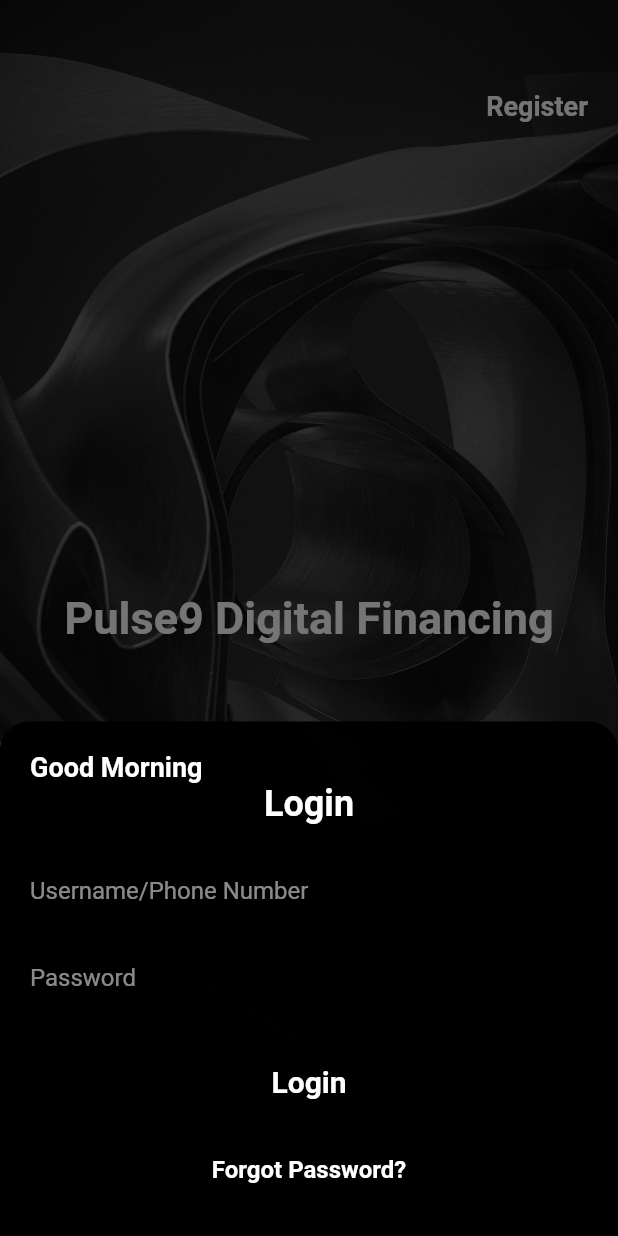
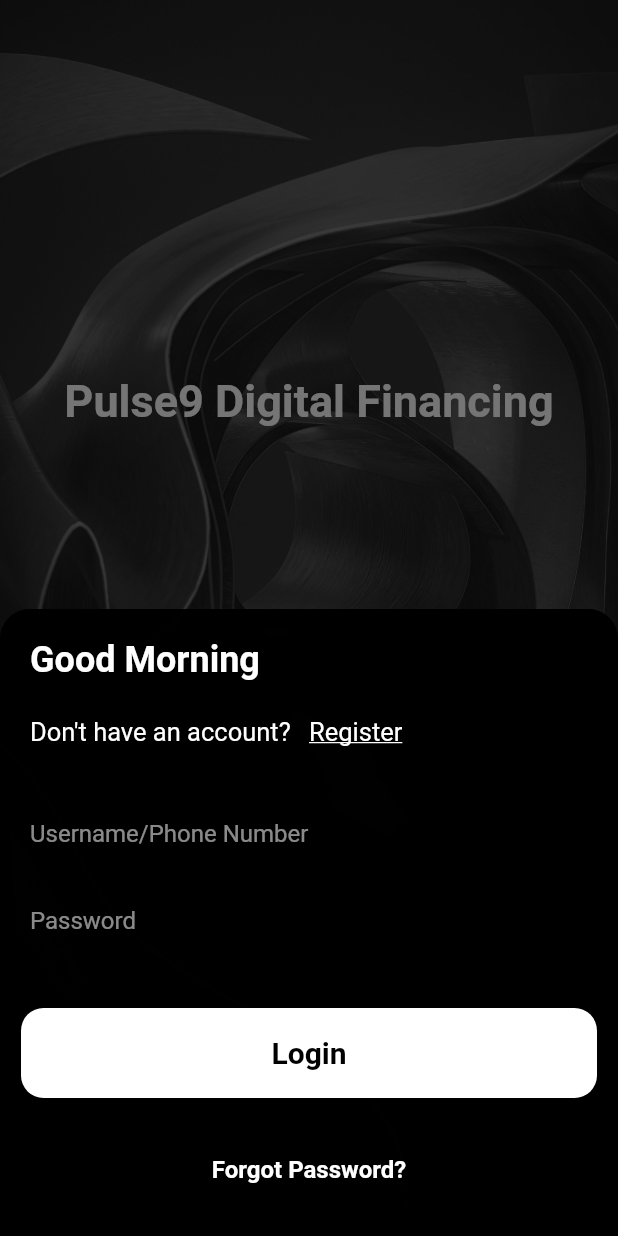
Before and after one commit to munimshahriar1/financial-app, a Flutter app: the screen it shows after launch, on a phone screen of 412 x 824 dp. Run offline on Flutter 3.47's test engine with Material 2 defaults, Android fonts, the phone set to English and light mode, and no system bars; our stand-ins replace charts_flutter.

Commit message:
update: redesigned login page

```diff
--- a/lib/main.dart
+++ b/lib/main.dart
@@ -1,6 +1,5 @@
 import 'package:flutter/material.dart';
-
-import './views/auth/authentication.dart';
+import 'package:s8_finapp/views/splashscreen/splashscreen.dart';
 
 void main() {
   runApp(const MyApp());
@@ -17,7 +16,7 @@
       theme: ThemeData(
         primarySwatch: Colors.blue,
       ),
-      home: const LoginPage(),
+      home: const SplashScreen(),
     );
   }
 }
--- a/lib/views/auth/authentication.dart
+++ b/lib/views/auth/authentication.dart
@@ -1,6 +1,5 @@
 import 'package:flutter/material.dart';
 import './login_view.dart';
-import './register_view.dart';
 import '../homepage/homepage.dart';
 
 class LoginPage extends StatefulWidget {
@@ -44,6 +43,8 @@
             onTap: () {
               _showLoginModal(context);
             },
+            child: Opacity(
+              opacity: 0.95,
               child: Container(
                 decoration: const BoxDecoration(
                   image: DecorationImage(
@@ -54,58 +55,12 @@
                 ),
               ),
             ),
-          Positioned(
-            top: 0,
-            right: 0,
-            child: GestureDetector(
-              onTap: () {
-                _showRegisterModal(context);
-              },
+          ),
+          const Align(
+            alignment: Alignment.topCenter,
             child: Padding(
-                padding:
-                    const EdgeInsets.fromLTRB(0, 40, 0, 0),
-                child: Ink(
-                  decoration: BoxDecoration(
-                    borderRadius: BorderRadius.circular(10),
-                  ),
-                  child: InkResponse(
-                    onTap: () {
-                      _showRegisterModal(context);
-                    },
-                    splashColor:
-                        Colors.white.withOpacity(0.5),
-                    child: const Padding(
-                      padding: EdgeInsets.symmetric(
-                        horizontal: 20,
-                        vertical: 20,
-                      ),
+              padding: EdgeInsets.fromLTRB(0, 250, 0, 0),
               child: Text(
-                        "Register",
-                        style: TextStyle(
-                          color: Colors.white,
-                          fontSize: 18,
-                          fontWeight: FontWeight.bold,
-                        ),
-                      ),
-                    ),
-                  ),
-                ),
-              ),
-            ),
-          ),
-          Center(
-            child: ElevatedButton(
-              onPressed: () {
-                _showLoginModal(context);
-              },
-              style: ElevatedButton.styleFrom(
-                backgroundColor: Colors.transparent,
-                elevation: 0,
-                shape: RoundedRectangleBorder(
-                  borderRadius: BorderRadius.circular(10),
-                ),
-              ),
-              child: const Text(
                 "Pulse9 Digital Financing",
                 style: TextStyle(
                   color: Colors.white,
@@ -123,6 +78,7 @@
   void _showLoginModal(BuildContext context) {
     showModalBottomSheet(
       context: context,
+      isDismissible: false,
       isScrollControlled: true,
       backgroundColor: Colors.black87,
       shape: const RoundedRectangleBorder(
@@ -142,30 +98,4 @@
       },
     );
   }
-
-  void _showRegisterModal(BuildContext context) {
-    showModalBottomSheet(
-      context: context,
-      isScrollControlled: true,
-      backgroundColor: Colors.black87,
-      shape: const RoundedRectangleBorder(
-        borderRadius: BorderRadius.only(
-          topLeft: Radius.circular(20),
-          topRight: Radius.circular(20),
-        ),
-      ),
-      builder: (BuildContext context) {
-        return RegisterModal(
-          usernameController: _usernameController,
-          phoneNumberController: TextEditingController(),
-          passwordController: _passwordController,
-          confirmPasswordController:
-              TextEditingController(),
-          onRegisterPressed: () {
-            // TODO: Implement register logic
-          },
-        );
-      },
-    );
 }
-}
--- a/lib/views/auth/login_view.dart
+++ b/lib/views/auth/login_view.dart
@@ -1,10 +1,40 @@
 import 'package:flutter/material.dart';
+import 'package:s8_finapp/views/auth/register_view.dart';
+import 'package:s8_finapp/views/widgets/buttons/expanded_button.dart';
 
 class LoginModal extends StatelessWidget {
   final TextEditingController usernameController;
   final TextEditingController passwordController;
   final VoidCallback onLoginPressed;
   final VoidCallback onForgotPasswordPressed;
+
+  void _showRegisterModal(BuildContext context) {
+    Navigator.of(context).pop(); // Close the LoginModal
+    showModalBottomSheet(
+      isDismissible: false,
+      context: context,
+      isScrollControlled: true,
+      backgroundColor: Colors.black87,
+      shape: const RoundedRectangleBorder(
+        borderRadius: BorderRadius.only(
+          topLeft: Radius.circular(20),
+          topRight: Radius.circular(20),
+        ),
+      ),
+      builder: (BuildContext context) {
+        return RegisterModal(
+          usernameController: usernameController,
+          phoneNumberController: TextEditingController(),
+          passwordController: passwordController,
+          confirmPasswordController:
+              TextEditingController(),
+          onRegisterPressed: () {
+            // TODO: Implement register logic
+          },
+        );
+      },
+    );
+  }
 
   const LoginModal({
     Key? key,
@@ -33,30 +63,55 @@
           child: Column(
             mainAxisSize: MainAxisSize.min,
             children: [
-              const SizedBox(
-                  height: 20), // Adjust the height here
+              const SizedBox(height: 20),
               Padding(
                 padding: const EdgeInsets.only(left: 20),
                 child: Align(
                   alignment: Alignment.topLeft,
-                  child: Text(
+                  child: Column(
+                    crossAxisAlignment:
+                        CrossAxisAlignment.start,
+                    children: [
+                      Text(
                         isMorning
                             ? "Good Morning"
                             : "Good Evening",
                         style: const TextStyle(
                           color: Colors.white,
-                      fontSize: 18,
+                          fontSize: 24,
                           fontWeight: FontWeight.bold,
                         ),
                       ),
+                      const SizedBox(height: 10),
+                      Row(
+                        children: [
+                          Text(
+                            "Don't have an account? ",
+                            style: const TextStyle(
+                              color: Colors.white,
+                              fontSize: 17,
+                              fontWeight: FontWeight.normal,
                             ),
                           ),
-              const Text(
-                "Login",
-                style: TextStyle(
+                          TextButton(
+                            onPressed: () =>
+                                _showRegisterModal(context),
+                            child: Text(
+                              "Register",
+                              style: const TextStyle(
                                 color: Colors.white,
-                  fontSize: 24,
-                  fontWeight: FontWeight.bold,
+                                fontSize: 17,
+                                fontWeight:
+                                    FontWeight.normal,
+                                decoration: TextDecoration
+                                    .underline,
+                              ),
+                            ),
+                          ),
+                        ],
+                      ),
+                    ],
+                  ),
                 ),
               ),
               const SizedBox(height: 20),
@@ -99,24 +154,12 @@
                 ),
               ),
               const SizedBox(height: 20),
-              ElevatedButton(
+              Padding(
+                padding: const EdgeInsets.all(14.0),
+                child: ExpandedButton(
                     onPressed: onLoginPressed,
-                style: ElevatedButton.styleFrom(
-                  backgroundColor: Colors.black87,
-                  minimumSize:
-                      const Size(double.infinity, 50),
-                  shape: RoundedRectangleBorder(
-                    borderRadius: BorderRadius.circular(10),
-                  ),
-                ),
-                child: const Text(
-                  "Login",
-                  style: TextStyle(
-                    color: Colors.white,
-                    fontSize: 20,
-                    fontWeight: FontWeight.bold,
-                  ),
-                ),
+                    buttonText: "Login",
+                    isDarkTheme: false),
               ),
               const SizedBox(height: 10),
               TextButton(
--- a/lib/views/homepage/homepage.dart
+++ b/lib/views/homepage/homepage.dart
@@ -42,7 +42,7 @@
       body: Stack(
         children: [
           Opacity(
-            opacity: 0.94,
+            opacity: 0.96,
             child: Container(
               decoration: const BoxDecoration(
                 image: DecorationImage(
```
Also changed, not shown: lib/views/auth/register_view.dart (+80 -59 lines), lib/views/splashscreen/splashscreen.dart (added, +86 -0 lines). Lines whose indentation alone changed are shown as unchanged.
